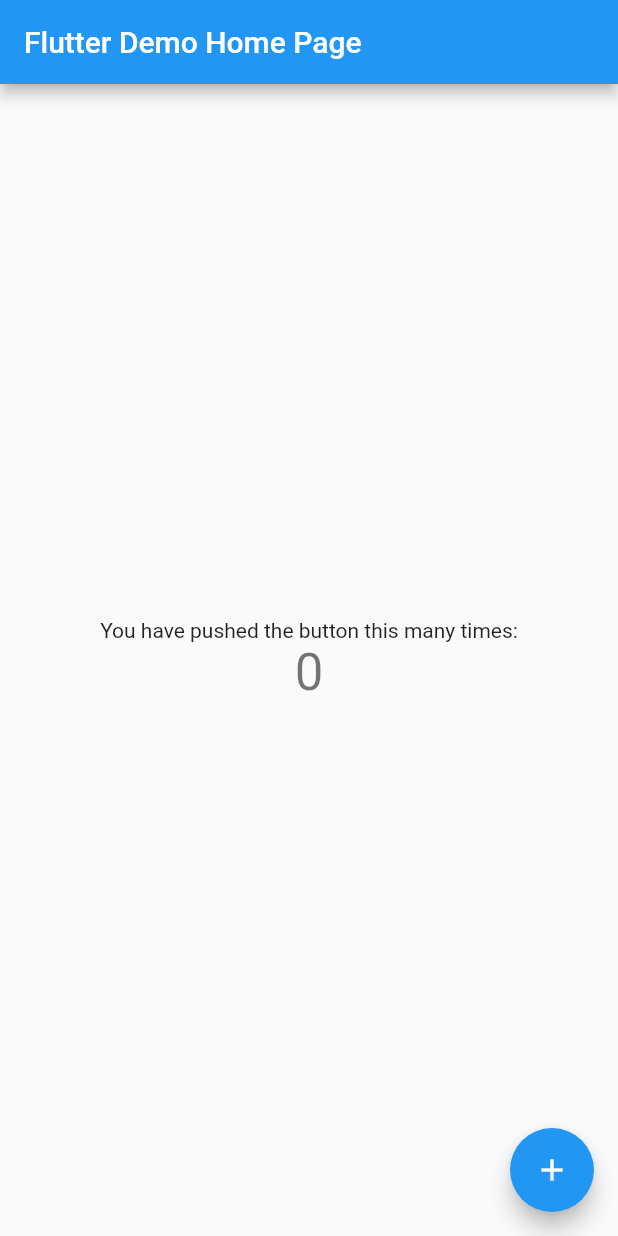
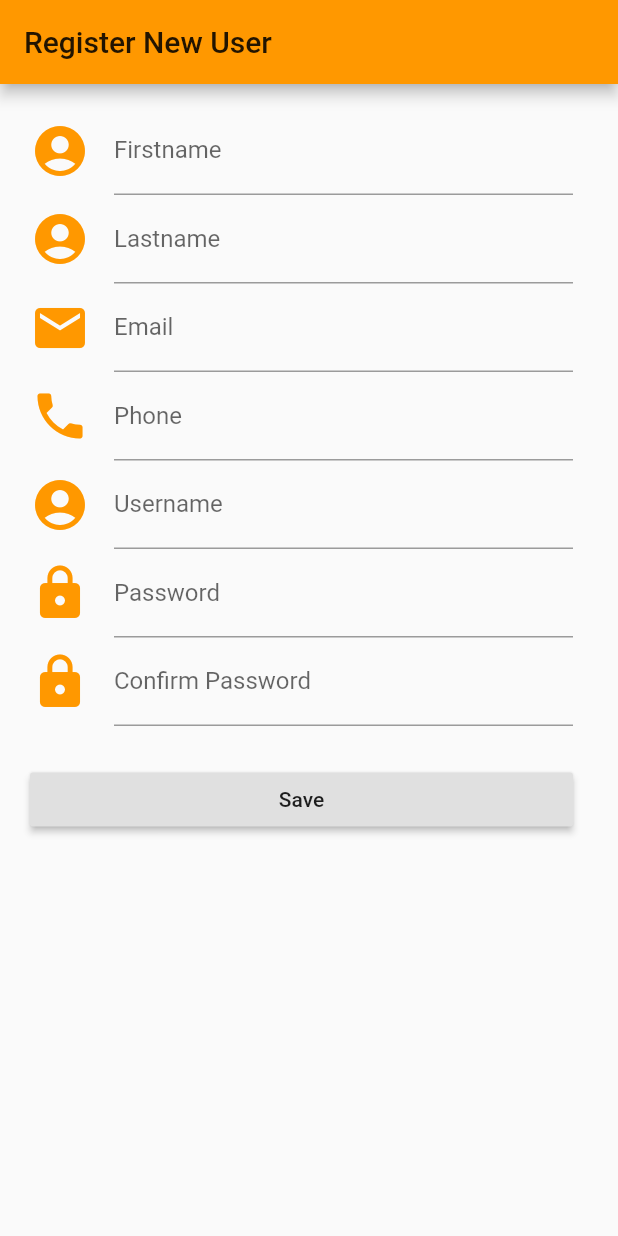
Before and after one commit to POKINBKK/flutter_prepared, a Flutter app: the screen it shows after launch, on a phone screen of 412 x 824 dp. Run offline on Flutter 3.47's test engine with Material 2 defaults, Android fonts, the phone set to English and light mode, and no system bars; our stand-ins replace sqflite; accounts and stored records are empty.

Commit message:
Update RegisterPage

```diff
--- a/lib/db/user.dart
+++ b/lib/db/userDB.dart
@@ -64,7 +64,7 @@ class UserUtils {
         $usernameColumn text not null unique,
         $passwordColumn text not null,
         $phoneColumn text not null,
-        $emailColumn text not null,
+        $emailColumn text not null
       )
       ''');
     });
--- a/lib/main.dart
+++ b/lib/main.dart
@@ -1,4 +1,5 @@
 import 'package:flutter/material.dart';
+import './ui/registerPage.dart';
 
 void main() => runApp(MyApp());
 
@@ -9,103 +10,12 @@ class MyApp extends StatelessWidget {
     return MaterialApp(
       title: 'Flutter Demo',
       theme: ThemeData(
-        // This is the theme of your application.
-        //
-        // Try running your application with "flutter run". You'll see the
-        // application has a blue toolbar. Then, without quitting the app, try
-        // changing the primarySwatch below to Colors.green and then invoke
-        // "hot reload" (press "r" in the console where you ran "flutter run",
-        // or simply save your changes to "hot reload" in a Flutter IDE).
-        // Notice that the counter didn't reset back to zero; the application
-        // is not restarted.
-        primarySwatch: Colors.blue,
+        primarySwatch: Colors.orange,
       ),
-      home: MyHomePage(title: 'Flutter Demo Home Page'),
+      initialRoute: "/",
+      routes: {
+        "/": (context) => RegisterPage(),
+      },
     );
   }
 }
-
-class MyHomePage extends StatefulWidget {
-  MyHomePage({Key key, this.title}) : super(key: key);
-
-  // This widget is the home page of your application. It is stateful, meaning
-  // that it has a State object (defined below) that contains fields that affect
-  // how it looks.
-
-  // This class is the configuration for the state. It holds the values (in this
-  // case the title) provided by the parent (in this case the App widget) and
-  // used by the build method of the State. Fields in a Widget subclass are
-  // always marked "final".
-
-  final String title;
-
-  @override
-  _MyHomePageState createState() => _MyHomePageState();
-}
-
-class _MyHomePageState extends State<MyHomePage> {
-  int _counter = 0;
-
-  void _incrementCounter() {
-    setState(() {
-      // This call to setState tells the Flutter framework that something has
-      // changed in this State, which causes it to rerun the build method below
-      // so that the display can reflect the updated values. If we changed
-      // _counter without calling setState(), then the build method would not be
-      // called again, and so nothing would appear to happen.
-      _counter++;
-    });
-  }
-
-  @override
-  Widget build(BuildContext context) {
-    // This method is rerun every time setState is called, for instance as done
-    // by the _incrementCounter method above.
-    //
-    // The Flutter framework has been optimized to make rerunning build methods
-    // fast, so that you can just rebuild anything that needs updating rather
-    // than having to individually change instances of widgets.
-    return Scaffold(
-      appBar: AppBar(
-        // Here we take the value from the MyHomePage object that was created by
-        // the App.build method, and use it to set our appbar title.
-        title: Text(widget.title),
-      ),
-      body: Center(
-        // Center is a layout widget. It takes a single child and positions it
-        // in the middle of the parent.
-        child: Column(
-          // Column is also layout widget. It takes a list of children and
-          // arranges them vertically. By default, it sizes itself to fit its
-          // children horizontally, and tries to be as tall as its parent.
-          //
-          // Invoke "debug painting" (press "p" in the console, choose the
-          // "Toggle Debug Paint" action from the Flutter Inspector in Android
-          // Studio, or the "Toggle Debug Paint" command in Visual Studio Code)
-          // to see the wireframe for each widget.
-          //
-          // Column has various properties to control how it sizes itself and
-          // how it positions its children. Here we use mainAxisAlignment to
-          // center the children vertically; the main axis here is the vertical
-          // axis because Columns are vertical (the cross axis would be
-          // horizontal).
-          mainAxisAlignment: MainAxisAlignment.center,
-          children: <Widget>[
-            Text(
-              'You have pushed the button this many times:',
-            ),
-            Text(
-              '$_counter',
-              style: Theme.of(context).textTheme.display1,
-            ),
-          ],
-        ),
-      ),
-      floatingActionButton: FloatingActionButton(
-        onPressed: _incrementCounter,
-        tooltip: 'Increment',
-        child: Icon(Icons.add),
-      ), // This trailing comma makes auto-formatting nicer for build methods.
-    );
-  }
-}
--- /dev/null
+++ b/lib/ui/loginPage.dart
@@ -0,0 +1,71 @@
+import 'package:flutter/material.dart';
+import 'package:flutter_prepared/db/userDB.dart';
+
+
+class LoginPage extends StatefulWidget{
+  @override
+  State<StatefulWidget> createState() {
+    return LoginPageState();
+  }
+
+}
+
+class LoginPageState extends State<LoginPage>{
+  final _formkey = GlobalKey<FormState>();
+  UserUtils user = UserUtils();
+  final username = TextEditingController();
+  final password = TextEditingController();
+
+  @override
+  Widget build(BuildContext context) {
+    return Scaffold(
+      appBar: AppBar(
+        title: Text("Login"),
+      ),
+      body: Form(
+        key: _formkey,
+        child: ListView(
+          padding: const EdgeInsets.fromLTRB(20, 15, 30, 0),
+          children: <Widget>[
+            TextFormField(
+              decoration: InputDecoration(
+                labelText: "Username",
+              ),
+              controller: username,
+              keyboardType: TextInputType.text,
+              validator: (value) {
+                if (value.isEmpty) {
+                  return "Please fill Username";
+                }
+              }
+            ),
+            TextFormField(
+              decoration: InputDecoration(
+                labelText: "Password",
+              ),
+              controller: password,
+              obscureText: true,
+              keyboardType: TextInputType.text,
+              validator: (value) {
+                if (value.isEmpty || value.length < 8) {
+                  return "Please fill Password Correctly";
+                }
+              }
+            ),
+            Padding(padding: EdgeInsets.fromLTRB(0, 15, 0, 10)),
+            RaisedButton(
+              child: Text("Login"),
+              onPressed: () async {
+                _formkey.currentState.validate();
+                await user.open("user.db");
+                Future<List<User>> userList = user.getAllUser();
+                username.text = "";
+                password.text = "";
+              },
+            ),
+          ],
+        ),
+      ),
+    );
+  }
+}
--- /dev/null
+++ b/lib/ui/registerPage.dart
@@ -0,0 +1,210 @@
+import 'package:flutter/material.dart';
+import 'package:flutter_prepared/db/userDB.dart';
+
+
+class RegisterPage extends StatefulWidget{
+  @override
+  State<StatefulWidget> createState() {
+    return RegisterPageState();
+  }
+
+}
+
+class RegisterPageState extends State<RegisterPage>{
+  final _formkey = GlobalKey<FormState>();
+  UserUtils user = UserUtils();
+  final firstname = TextEditingController();
+  final lastname = TextEditingController();
+  final username = TextEditingController();
+  final password1 = TextEditingController();
+  final password2 = TextEditingController();
+  final email = TextEditingController();
+  final phone = TextEditingController();
+  bool isUserIn = false;
+
+  bool isNumeric(String s) {
+  if(s == null) {
+    return false;
+  }
+  return double.parse(s, (e) => null) != null;
+}
+
+  @override
+  Widget build(BuildContext context) {
+    return Scaffold(
+      appBar: AppBar(
+        title: Text("Register New User"),
+      ),
+      body: Form(
+        key: _formkey,
+        child: ListView(
+          padding: const EdgeInsets.fromLTRB(20, 15, 30, 0),
+          children: <Widget>[
+            TextFormField(
+              decoration: InputDecoration(
+                labelText: "Firstname",
+                hintText: "Please Input Your Firstname",
+                icon: Icon(Icons.account_circle, size: 40, color: Colors.orange),
+              ),
+              controller: firstname,
+              keyboardType: TextInputType.text,
+              validator: (value) {
+                if (value.isEmpty) {
+                  return "Please fill Firstname";
+                }
+              }
+            ),
+            TextFormField(
+              decoration: InputDecoration(
+                labelText: "Lastname",
+                icon: Icon(Icons.account_circle, size: 40, color: Colors.orange),
+              ),
+              controller: lastname,
+              keyboardType: TextInputType.text,
+              validator: (value) {
+                if (value.isEmpty) {
+                  return "Please fill Lastname";
+                }
+              }
+            ),
+            TextFormField(
+              decoration: InputDecoration(
+                labelText: "Email",
+                icon: Icon(Icons.email, size: 40, color: Colors.orange),
+              ),
+              controller: email,
+              keyboardType: TextInputType.emailAddress,
+              validator: (value) {
+                if (value.isEmpty) {
+                  return "Please fill Email";
+                }
+                else if (!value.contains('@')) {
+                  return "Please fill valid Email";
+                }
+              }
+            ),
+            TextFormField(
+              decoration: InputDecoration(
+                labelText: "Phone",
+                icon: Icon(Icons.phone, size: 40, color: Colors.orange),
+              ),
+              controller: phone,
+              keyboardType: TextInputType.phone,
+              validator: (value) {
+                if (value.isEmpty) {
+                  return "Please fill Phone number";
+                }
+                else if (!isNumeric(value)) {
+                  return "Please fill Phone number correctly";
+                }
+              }
+            ),
+            TextFormField(
+              decoration: InputDecoration(
+                labelText: "Username",
+                icon: Icon(Icons.account_circle, size: 40, color: Colors.orange),
+              ),
+              controller: username,
+              keyboardType: TextInputType.text,
+              validator: (value) {
+                if (value.isEmpty) {
+                  return "Please fill Username";
+                }
+                else if (this.isUserIn){
+                  return "This Username is taken";
+                }
+              }
+            ),
+            TextFormField(
+              decoration: InputDecoration(
+                labelText: "Password",
+                icon: Icon(Icons.lock, size: 40, color: Colors.orange),
+              ),
+              controller: password1,
+              obscureText: true,
+              keyboardType: TextInputType.text,
+              validator: (value) {
+                if (value.isEmpty || value.length < 8) {
+                  return "Please fill Password Correctly";
+                }
+              }
+            ),
+            TextFormField(
+              decoration: InputDecoration(
+                labelText: "Confirm Password",
+                icon: Icon(Icons.lock, size: 40, color: Colors.orange),
+              ),
+              controller: password2,
+              obscureText: true,
+              keyboardType: TextInputType.text,
+              validator: (value) {
+                if (value.isEmpty || value != password1.text) {
+                  return "Please fill Password as above";
+                }
+              }
+            ),
+            Padding(padding: EdgeInsets.fromLTRB(0, 15, 0, 10)),
+            RaisedButton(
+              child: Text("Save"),
+              onPressed: () async {
+                await user.open("user.db");
+                Future<List<User>> allUser = user.getAllUser();
+                User userData = User();
+                userData.firstname = firstname.text;
+                userData.lastname = lastname.text;
+                userData.email = email.text;
+                userData.phone = phone.text;
+                userData.username = username.text;
+                userData.password = password1.text;
+
+                print("userdata : ${userData}");
+
+                //function to check if user in
+                Future isNewUserIn(User user) async{
+                  var userList = await allUser;
+                  for(var i=0; i < userList.length;i++){
+                    print(userList[i]);
+                    if (user.username == userList[i].username){
+                      this.isUserIn = true;
+                      break;
+                    }
+                  }
+                }
+
+                //call function
+                await isNewUserIn(userData);
+                print(this.isUserIn);
+
+                //validate form
+                _formkey.currentState.validate();
+
+                //insert if it can but it's bugs now
+                if(!this.isUserIn) {
+                  await user.insertUser(userData);
+                  print('insert complete');
+                }
+                this.isUserIn = false;
+
+                //print("${allUserResult}, ${userData}");
+
+                // if(firstname.text.length > 0){
+                //await user.insertUser(userData);
+                //   print(userData);
+                //   print('insert complete');
+                //   Navigator.pop(context);
+                // }
+                // firstname.text = "";
+                // lastname.text = "";
+                // email.text = "";
+                // phone.text = "";
+                // username.text = "";
+                // password1.text = "";
+                // password2.text = "";
+              },
+            ),
+          ],
+        ),
+      ),
+    );
+  }
+}
```
Also changed, not shown: lib/ui/homePage.dart (added).
